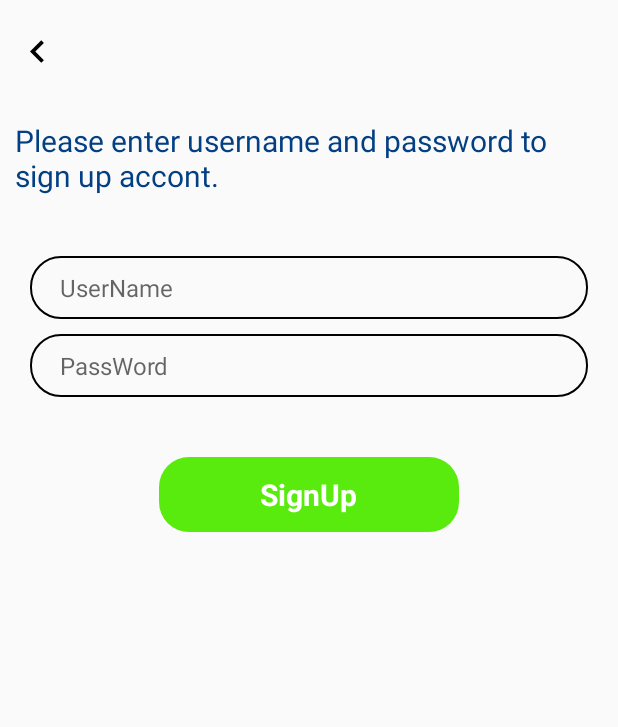
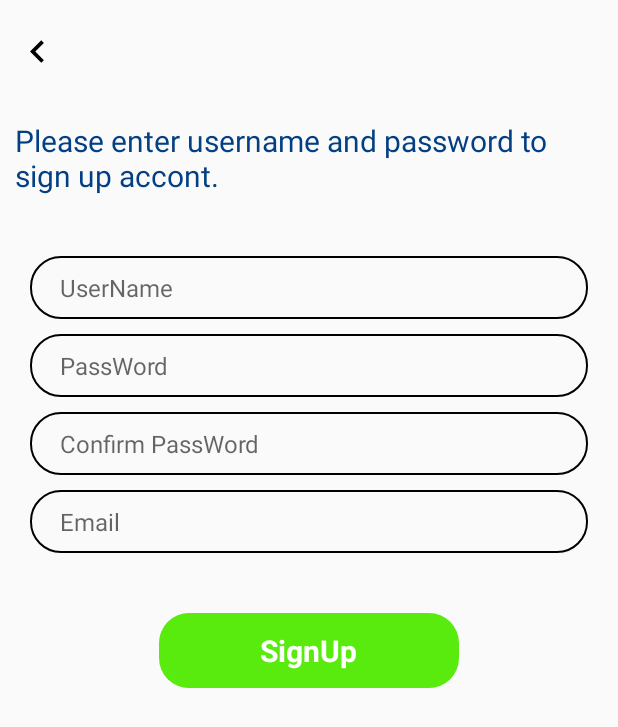
Before and after one commit to nhathoangit/VideoCallDemo, an Android app: the fragment SignUpFragment placed in its activity, on a phone screen of 412 x 824 dp. Shown: the top 727 px of the screen. Run offline under Robolectric (Android 15) with nearby library versions, the phone set to English and light mode, and no system bars; our stand-ins replace ButterKnife; libraries missing offline, so code that uses them is left out: com.quickblox.auth, com.quickblox.core, com.quickblox.users.

Commit message:
#41386 add more vailadate , add email , confirm password signup fragment

```diff
--- a/app/src/main/res/layout/fragment_signin.xml
+++ b/app/src/main/res/layout/fragment_signin.xml
@@ -30,12 +30,14 @@
         android:layout_marginEnd="20dp"
         android:background="@drawable/shape_border_input_radius_20"
         android:hint="@string/hint_password"
+        android:inputType="textPassword"
         android:singleLine="true"
         android:paddingTop="10dp"
         android:paddingBottom="10dp"
         android:paddingStart="20dp"
         android:paddingEnd="20dp"
         android:textSize="16sp" />
+
 
     <TextView
         android:layout_width="wrap_content"
--- a/app/src/main/res/layout/fragment_signup.xml
+++ b/app/src/main/res/layout/fragment_signup.xml
@@ -10,18 +10,18 @@
         android:layout_height="50dp"
         android:layout_marginTop="10dp"
         android:padding="10dp"
-        android:src="@drawable/ic_back"
-        />
+        android:src="@drawable/ic_back" />
+
     <TextView
         android:layout_width="match_parent"
         android:layout_height="wrap_content"
+        android:layout_marginStart="10dp"
+        android:layout_marginTop="20dp"
+        android:layout_marginEnd="10dp"
+        android:layout_marginBottom="40dp"
         android:text="@string/descripe_signup"
         android:textColor="@color/dark_blue"
-        android:layout_marginTop="20dp"
-        android:layout_marginBottom="40dp"
-        android:layout_marginStart="10dp"
-        android:layout_marginEnd="10dp"
-        android:textSize="20sp"/>
+        android:textSize="20sp" />
 
     <EditText
         android:id="@+id/fragSignUp_etUser"
@@ -31,11 +31,11 @@
         android:layout_marginEnd="20dp"
         android:background="@drawable/shape_border_input_radius_20"
         android:hint="@string/hint_user"
+        android:paddingStart="20dp"
+        android:paddingTop="10dp"
+        android:paddingEnd="20dp"
+        android:paddingBottom="10dp"
         android:singleLine="true"
-        android:paddingTop="10dp"
-        android:paddingBottom="10dp"
-        android:paddingStart="20dp"
-        android:paddingEnd="20dp"
         android:textSize="16sp" />
 
     <EditText
@@ -47,19 +47,54 @@
         android:layout_marginEnd="20dp"
         android:background="@drawable/shape_border_input_radius_20"
         android:hint="@string/hint_password"
+        android:inputType="textPassword"
+        android:paddingStart="20dp"
+        android:paddingTop="10dp"
+        android:paddingEnd="20dp"
+        android:paddingBottom="10dp"
         android:singleLine="true"
+        android:textSize="16sp" />
+
+    <EditText
+        android:id="@+id/fragSignUp_etPassConfirm"
+        android:layout_width="match_parent"
+        android:layout_height="wrap_content"
+        android:layout_marginStart="20dp"
+        android:layout_marginTop="10dp"
+        android:layout_marginEnd="20dp"
+        android:background="@drawable/shape_border_input_radius_20"
+        android:hint="@string/hint_confirm"
+        android:inputType="textPassword"
+        android:paddingStart="20dp"
         android:paddingTop="10dp"
+        android:paddingEnd="20dp"
         android:paddingBottom="10dp"
+        android:singleLine="true"
+        android:textSize="16sp" />
+
+    <EditText
+        android:id="@+id/fragSignUp_etEmail"
+        android:layout_width="match_parent"
+        android:layout_height="wrap_content"
+        android:layout_marginStart="20dp"
+        android:layout_marginTop="10dp"
+        android:layout_marginEnd="20dp"
+        android:background="@drawable/shape_border_input_radius_20"
+        android:hint="@string/hint_email"
+        android:inputType="textEmailAddress"
         android:paddingStart="20dp"
+        android:paddingTop="10dp"
         android:paddingEnd="20dp"
+        android:paddingBottom="10dp"
+        android:singleLine="true"
         android:textSize="16sp" />
 
     <FrameLayout
         android:id="@+id/fragSignUp_btnSignUp"
         android:layout_width="200dp"
         android:layout_height="50dp"
+        android:layout_gravity="center"
         android:layout_marginTop="40dp"
-        android:layout_gravity="center"
         android:background="@drawable/selector_btn_bright_green_radius_20">
 
         <TextView
--- a/app/src/main/res/values/strings.xml
+++ b/app/src/main/res/values/strings.xml
@@ -5,10 +5,18 @@
     <string name="password">Password</string>
     <string name="hint_user">UserName</string>
     <string name="hint_password">PassWord</string>
+    <string name="hint_confirm">Confirm PassWord</string>
+    <string name="hint_email">Email</string>
     <string name="login">Login</string>
     <string name="ok">ok</string>
+    <string name="unauthorize">Unauthorize</string>
     <string name="cancel">cancel</string>
-    <string name="login_fail_content">UserName or Password is empty</string>
+    <string name="empty_username_content">UserName is empty</string>
+    <string name="empty_password_content">Password is empty</string>
+    <string name="empty_email_content">Email is empty</string>
+    <string name="more_8_length_content">Password required 8 characters length or more</string>
+    <string name="uncorrect_password">Password and Confirm password is not correct</string>
+    <string name="invaild_email">Invail Email</string>
     <string name="signup_lowercase"><u>signup</u></string>
     <string name="signup">SignUp</string>
     <string name="descripe_signup">Please enter username and password to sign up accont.</string>
```
Also changed, not shown: app/src/main/java/com/nhat910/videocalldemo/base/BaseActivity.java (+17 -0 lines), app/src/main/java/com/nhat910/videocalldemo/base/BaseFragment.java (+12 -0 lines), app/src/main/java/com/nhat910/videocalldemo/fragments/LoginFragment.java (+25 -2 lines), app/src/main/java/com/nhat910/videocalldemo/fragments/SignUpFragment.java (+53 -7 lines), app/src/main/java/com/nhat910/videocalldemo/others/ProgressDialog.java (added, +30 -0 lines), app/src/main/java/com/nhat910/videocalldemo/utils/AppUtils.java (+6 -16 lines), app/src/main/java/com/nhat910/videocalldemo/utils/ValidateUtils.java (added, +49 -0 lines), app/src/main/res/layout/dialog_loading.xml (added, +10 -0 lines).
